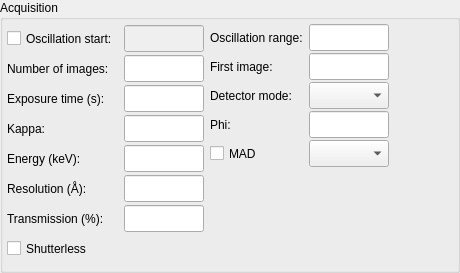
Above: Bricks/widgets/ui_files/Qt4_acquisition_widget_vertical_layout.ui from mxcube/mxcubeqt before the change. Below: the same form after it.
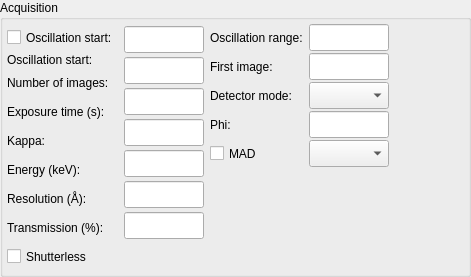
That is the form after the change.

Diff of the .ui file:
```diff
--- a/Bricks/widgets/ui_files/Qt4_acquisition_widget_vertical_layout.ui
+++ b/Bricks/widgets/ui_files/Qt4_acquisition_widget_vertical_layout.ui
@@ -6,7 +6,7 @@
    <rect>
     <x>0</x>
     <y>0</y>
-    <width>460</width>
+    <width>471</width>
     <height>273</height>
    </rect>
   </property>
@@ -93,6 +93,13 @@
               </property>
              </widget>
             </item>
+            <item>
+             <widget class="QLabel" name="osc_start_label">
+              <property name="text">
+               <string>Oscillation start:</string>
+              </property>
+             </widget>
+            </item>
             <item>
              <widget class="QLabel" name="num_images_label">
               <property name="minimumSize">
@@ -257,7 +264,7 @@
             <item>
              <widget class="QLineEdit" name="osc_start_ledit">
               <property name="enabled">
-               <bool>false</bool>
+               <bool>true</bool>
               </property>
               <property name="minimumSize">
                <size>
```
